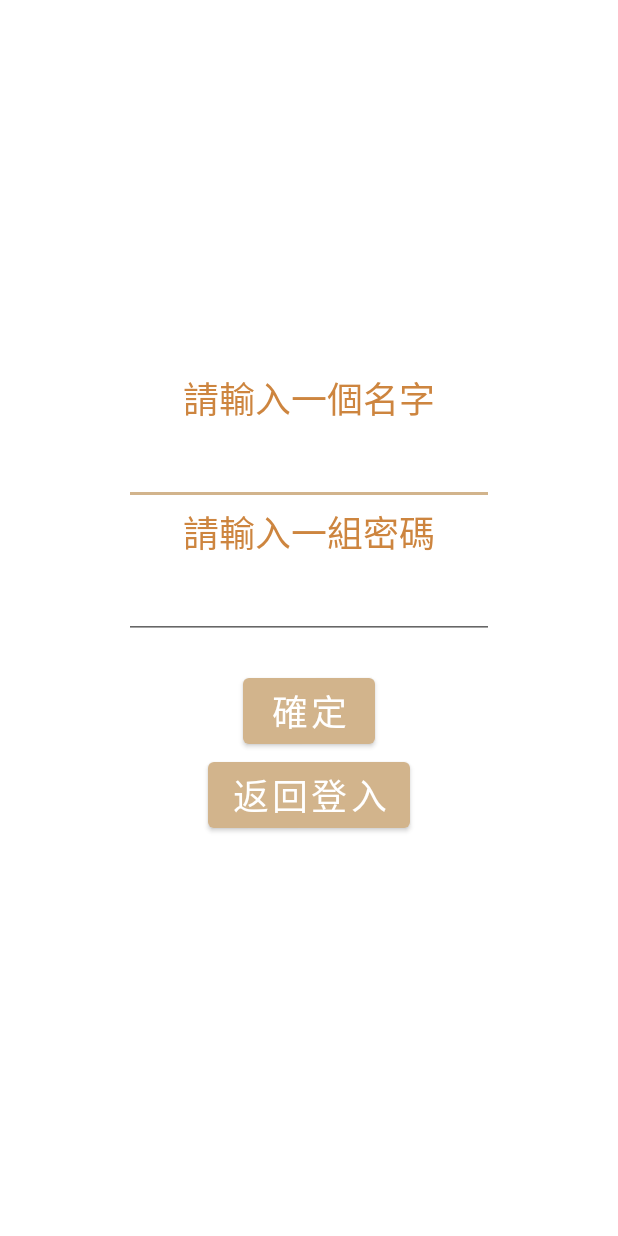
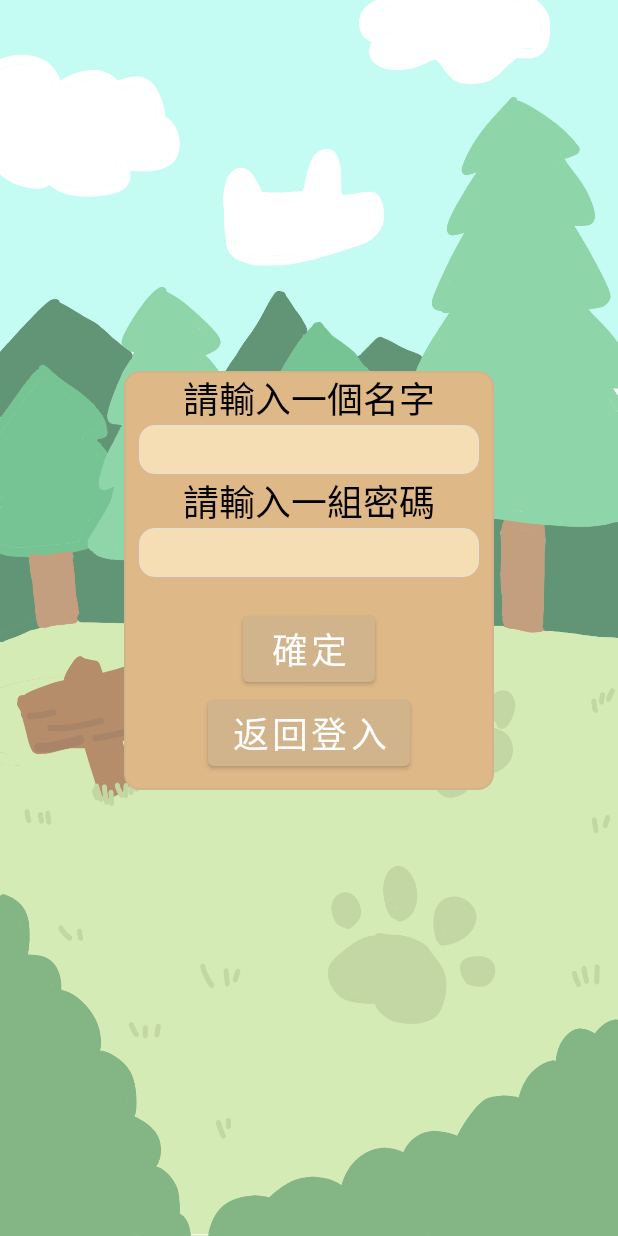
Before and after one commit to SuMingWei/Fit_it, an Android app: the Register screen opened directly, with no data from a screen before it, on a phone screen of 412 x 824 dp. Run offline under Robolectric (Android 15) with nearby library versions, the phone set to English and light mode, and no system bars.

Commit message:
[modify] register apperance

```diff
--- a/app/src/main/java/com/example/fitit/Home.java
+++ b/app/src/main/java/com/example/fitit/Home.java
@@ -30,15 +30,15 @@ public class Home extends AppCompatActivity {
         findObject();
         setUsername();
         buttonClickEvent();
+        //updatePetInfo();
+    }
+
+    @Override
+    protected void onResume() {
+        super.onResume();
+        Toast.makeText(this,"onResume",Toast.LENGTH_SHORT).show();
         updatePetInfo();
     }
-
-//    @Override
-//    protected void onResume() {
-//        super.onResume();
-//        Toast.makeText(this,"onResume",Toast.LENGTH_SHORT).show();
-//        updatePetInfo();
-//    }
 
     public void findObject(){
         username = findViewById(R.id.username);
--- /dev/null
+++ b/app/src/main/res/drawable/edit_form.xml
@@ -0,0 +1,10 @@
+<?xml version="1.0" encoding="utf-8"?>
+<selector xmlns:android="http://schemas.android.com/apk/res/android">
+    <item>
+        <shape>
+            <stroke android:width="0.5dp" android:color="#e1e1e1" /><!--边框颜色-->
+            <solid android:color="@color/wheat" /><!--填充色-->
+            <corners android:radius="10dp" />
+        </shape>
+    </item>
+</selector>
--- /dev/null
+++ b/app/src/main/res/drawable/round_border.xml
@@ -0,0 +1,10 @@
+<?xml version="1.0" encoding="utf-8"?>
+<selector xmlns:android="http://schemas.android.com/apk/res/android">
+    <item>
+        <shape>
+            <stroke android:width="1dp" android:color="@color/tan" /><!--边框颜色-->
+            <solid android:color="@color/burlywood" /><!--填充色-->
+            <corners android:radius="10dp" />
+        </shape>
+    </item>
+</selector>
--- a/app/src/main/res/layout/activity_register.xml
+++ b/app/src/main/res/layout/activity_register.xml
@@ -4,7 +4,7 @@
     xmlns:tools="http://schemas.android.com/tools"
     android:layout_width="match_parent"
     android:layout_height="match_parent"
-
+    android:background="@drawable/background_without_text"
     tools:context=".Register">
 
     <!--horizonal_10-->
@@ -45,11 +45,11 @@
 
     <LinearLayout
         android:layout_width="0dp"
-        android:layout_height="0dp"
+        android:layout_height="wrap_content"
         app:layout_constraintTop_toTopOf="@id/horizontal_30"
-        app:layout_constraintBottom_toBottomOf="@+id/horizontal_90"
         app:layout_constraintLeft_toLeftOf="@id/vertical_20"
         app:layout_constraintRight_toRightOf="@id/vertical_80"
+        android:background="@drawable/round_border"
         android:orientation="vertical" >
 
         <TextView
@@ -59,13 +59,16 @@
             android:gravity="center"
             android:textSize="24dp"
             android:text="請輸入一個名字"
-            android:textColor="@color/peru"/>
+            android:textColor="@color/black"/>
 
         <EditText
             android:id="@+id/name"
             android:layout_width="match_parent"
             android:layout_height="wrap_content"
             android:layout_gravity="center"
+            android:background="@drawable/edit_form"
+            android:layout_marginLeft="10dp"
+            android:layout_marginRight="10dp"
             android:textSize="24dp"/>
 
         <TextView
@@ -75,13 +78,16 @@
             android:gravity="center"
             android:textSize="24dp"
             android:text="請輸入一組密碼"
-            android:textColor="@color/peru"/>
+            android:textColor="@color/black"/>
 
         <EditText
             android:id="@+id/password"
             android:layout_width="match_parent"
             android:layout_height="wrap_content"
             android:layout_gravity="center_horizontal"
+            android:background="@drawable/edit_form"
+            android:layout_marginLeft="10dp"
+            android:layout_marginRight="10dp"
             android:textSize="24dp"/>
 
         <LinearLayout
@@ -102,6 +108,7 @@
                 android:layout_width="wrap_content"
                 android:layout_height="wrap_content"
                 android:layout_gravity="center_horizontal"
+                android:layout_marginBottom="10dp"
                 android:textSize="24dp"
                 android:text="返回登入"/>
 
--- a/app/src/main/res/values/colors.xml
+++ b/app/src/main/res/values/colors.xml
@@ -10,6 +10,7 @@
     <color name="whitesmoke">#F5F5F5</color><!--煙白色 -->
     <color name="beige">#F5F5DC</color><!--米色 -->
     <color name="wheat">#F5DEB3</color><!--淺黄色 -->
+    <color name="burlywood">#DEB887</color>
     <color name="sandybrown">#F4A460</color><!--沙褐色 -->
     <color name="papayawhip">#FFEFD5</color><!--番木色 -->
     <color name="blanchedalmond">#FFEBCD</color><!--白杏色 -->
--- a/app/src/main/res/values/themes.xml
+++ b/app/src/main/res/values/themes.xml
@@ -8,7 +8,7 @@
         <!-- Secondary brand color. -->
         <item name="colorSecondary">@color/tan</item>
         <item name="colorSecondaryVariant">@color/wheat</item>
-        <item name="colorOnSecondary">@color/black</item>
+        <item name="colorOnSecondary">@color/peru</item>
         <!-- Status bar color. -->
         <item name="android:statusBarColor" tools:targetApi="l">?attr/colorPrimaryVariant</item>
         <!-- Customize your theme here. -->
```
